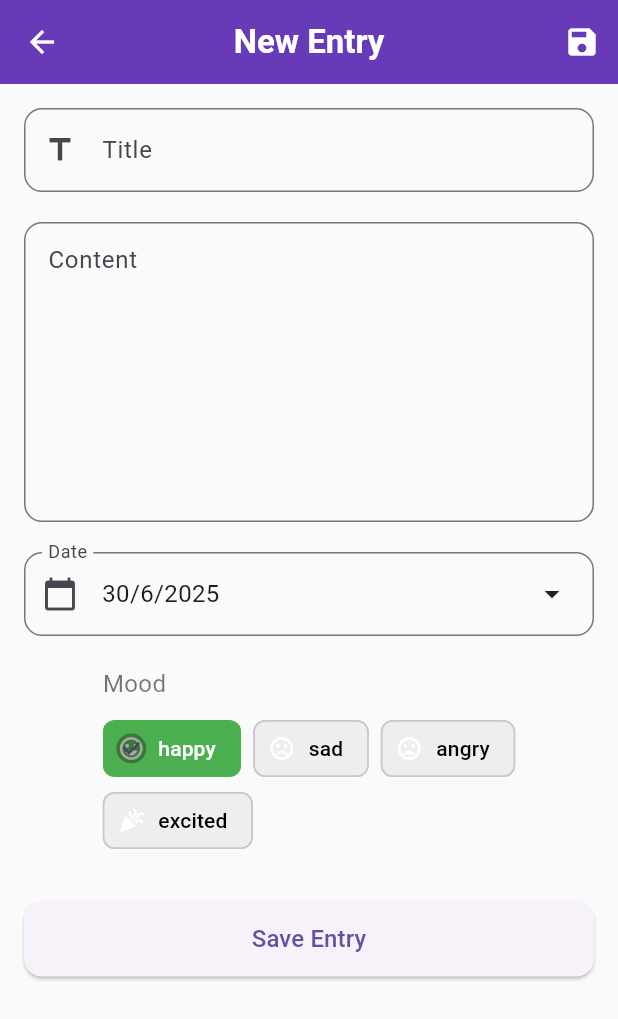
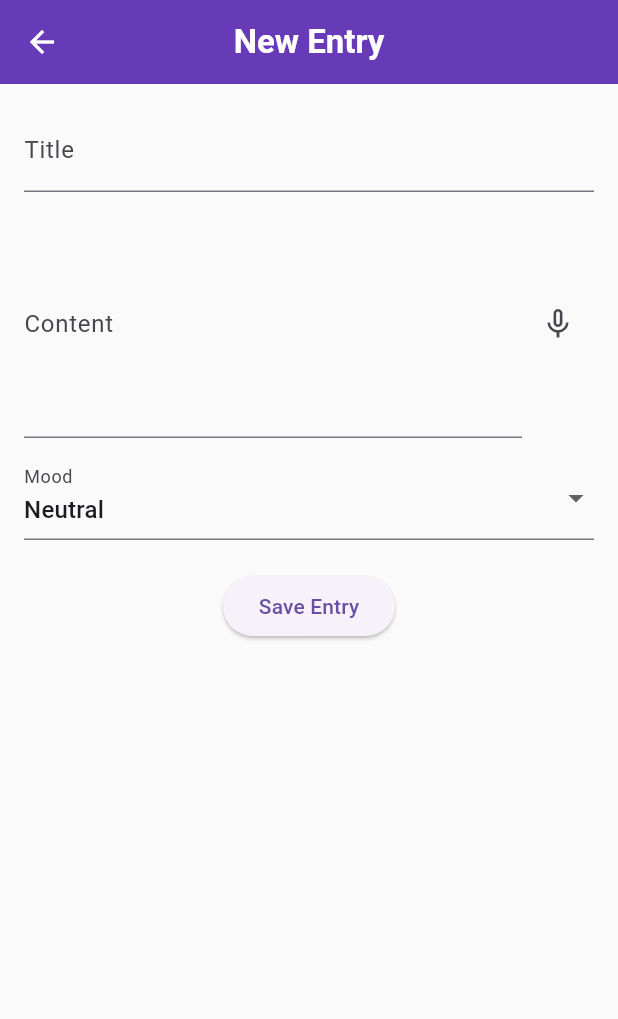
Before and after one commit to Iqmal312/mydiary, a Flutter app: the screen it shows after launch, after a tap on the "add" icon, on a phone screen of 412 x 824 dp. Shown: the top 1019 px of the screen. Run offline on Flutter 3.47's test engine with Material 3 defaults, Android fonts, the phone set to English and light mode, and no system bars; our stand-ins replace fl_chart, flutter_local_notifications, flutter_native_timezone, shared_preferences, speech_to_text, sqflite and 2 more; accounts and stored records are empty.

Commit message:
voice to text function

```diff
--- a/lib/add_entry_screen.dart
+++ b/lib/add_entry_screen.dart
@@ -1,6 +1,7 @@
 import 'package:flutter/material.dart';
+import 'package:speech_to_text/speech_to_text.dart' as stt;
+import 'diary_entry.dart';
 import 'database_helper.dart';
-import 'diary_entry.dart';
 
 class AddEntryScreen extends StatefulWidget {
   final DatabaseHelper repository;
@@ -10,27 +11,82 @@ class AddEntryScreen extends StatefulWidget {
   const AddEntryScreen({
     Key? key,
     required this.repository,
+    required this.onEntryAdded,
     this.entryToEdit,
-    required this.onEntryAdded,
   }) : super(key: key);
+
   @override
   State<AddEntryScreen> createState() => _AddEntryScreenState();
 }
 
 class _AddEntryScreenState extends State<AddEntryScreen> {
   final _formKey = GlobalKey<FormState>();
-  late final TextEditingController _titleController;
-  late final TextEditingController _contentController;
-  late DateTime _selectedDate;
-  late String _selectedMood;
+  final TextEditingController _titleController = TextEditingController();
+  final TextEditingController _contentController = TextEditingController();
+  String _selectedMood = 'Neutral';
+  bool _isListening = false;
+  late stt.SpeechToText _speech;
 
   @override
   void initState() {
     super.initState();
-    _titleController = TextEditingController(text: widget.entryToEdit?.title ?? '');
-    _contentController = TextEditingController(text: widget.entryToEdit?.content ?? '');
-    _selectedDate = widget.entryToEdit?.date ?? DateTime.now();
-    _selectedMood = widget.entryToEdit?.mood ?? 'happy';
+    _speech = stt.SpeechToText();
+    if (widget.entryToEdit != null) {
+      _titleController.text = widget.entryToEdit!.title;
+      _contentController.text = widget.entryToEdit!.content;
+      _selectedMood = widget.entryToEdit!.mood;
+    }
+  }
+
+  Future<void> _startListening() async {
+    bool available = await _speech.initialize(
+      onStatus: (status) => setState(() => _isListening = status == 'listening'),
+      onError: (error) => print('Speech error: $error'),
+    );
+
+    if (available) {
+      _speech.listen(
+        onResult: (result) {
+          setState(() {
+            _contentController.text += result.recognizedWords + ' ';
+          });
+        },
+      );
+    }
+  }
+
+  void _stopListening() {
+    _speech.stop();
+    setState(() => _isListening = false);
+  }
+
+  Future<void> _saveEntry() async {
+    if (_formKey.currentState!.validate()) {
+      final newEntry = DiaryEntry(
+        id: widget.entryToEdit?.id ?? DiaryEntry.generateId(),
+        title: _titleController.text,
+        content: _contentController.text,
+        date: DateTime.now(),
+        mood: _selectedMood,
+      );
+
+      if (widget.entryToEdit == null) {
+        await widget.repository.insertEntry(newEntry);
+      } else {
+        await widget.repository.updateEntry(newEntry);
+      }
+
+      widget.onEntryAdded();
+      Navigator.pop(context);
+    }
+  }
+
+  @override
+  void dispose() {
+    _titleController.dispose();
+    _contentController.dispose();
+    _speech.stop();
+    super.dispose();
   }
 
   @override
@@ -38,72 +94,50 @@ class _AddEntryScreenState extends State<AddEntryScreen> {
     return Scaffold(
       appBar: AppBar(
         title: Text(widget.entryToEdit == null ? 'New Entry' : 'Edit Entry'),
-        actions: [
-          IconButton(
-            icon: const Icon(Icons.save),
-            onPressed: _saveEntry,
-          ),
-        ],
       ),
-      body: SingleChildScrollView(
-        padding: const EdgeInsets.all(16),
+      body: Padding(
+        padding: const EdgeInsets.all(16.0),
         child: Form(
           key: _formKey,
           child: Column(
             children: [
               TextFormField(
                 controller: _titleController,
-                decoration: InputDecoration(
-                  labelText: 'Title',
-                  border: OutlineInputBorder(
-                    borderRadius: BorderRadius.circular(12),
+                decoration: const InputDecoration(labelText: 'Title'),
+                validator: (value) => value == null || value.isEmpty ? 'Please enter a title' : null,
+              ),
+              const SizedBox(height: 12),
+              Row(
+                children: [
+                  Expanded(
+                    child: TextFormField(
+                      controller: _contentController,
+                      decoration: const InputDecoration(labelText: 'Content'),
+                      maxLines: 5,
+                      validator: (value) => value == null || value.isEmpty ? 'Please enter content' : null,
+                    ),
                   ),
-                  prefixIcon: const Icon(Icons.title),
-                ),
-                style: const TextStyle(fontSize: 16),
-                validator: (value) {
-                  if (value == null || value.isEmpty) {
-                    return 'Please enter a title';
-                  }
-                  return null;
+                  IconButton(
+                    icon: Icon(_isListening ? Icons.mic : Icons.mic_none),
+                    onPressed: _isListening ? _stopListening : _startListening,
+                  ),
+                ],
+              ),
+              const SizedBox(height: 12),
+              DropdownButtonFormField<String>(
+                value: _selectedMood,
+                decoration: const InputDecoration(labelText: 'Mood'),
+                items: ['Happy', 'Sad', 'Excited', 'Angry', 'Neutral'].map((mood) {
+                  return DropdownMenuItem(value: mood, child: Text(mood));
+                }).toList(),
+                onChanged: (value) {
+                  if (value != null) setState(() => _selectedMood = value);
                 },
               ),
               const SizedBox(height: 20),
-              TextFormField(
-                controller: _contentController,
-                decoration: InputDecoration(
-                  labelText: 'Content',
-                  border: OutlineInputBorder(
-                    borderRadius: BorderRadius.circular(12),
-                  ),
-                  alignLabelWithHint: true,
-                ),
-                maxLines: 8,
-                style: const TextStyle(fontSize: 14),
-                validator: (value) {
-                  if (value == null || value.isEmpty) {
-                    return 'Please enter some content';
-                  }
-                  return null;
-                },
-              ),
-              const SizedBox(height: 20),
-              _buildDatePicker(context),
-              const SizedBox(height: 20),
-              _buildMoodSelector(),
-              const SizedBox(height: 30),
               ElevatedButton(
                 onPressed: _saveEntry,
-                style: ElevatedButton.styleFrom(
-                  minimumSize: const Size(double.infinity, 50),
-                  shape: RoundedRectangleBorder(
-                    borderRadius: BorderRadius.circular(12),
-                  ),
-                ),
-                child: const Text(
-                  'Save Entry',
-                  style: TextStyle(fontSize: 16),
-                ),
+                child: const Text('Save Entry'),
               ),
             ],
           ),
@@ -111,121 +145,4 @@ class _AddEntryScreenState extends State<AddEntryScreen> {
       ),
     );
   }
-
-  Widget _buildDatePicker(BuildContext context) {
-    return InkWell(
-      onTap: () => _selectDate(context),
-      child: InputDecorator(
-        decoration: InputDecoration(
-          labelText: 'Date',
-          border: OutlineInputBorder(
-            borderRadius: BorderRadius.circular(12),
-          ),
-          prefixIcon: const Icon(Icons.calendar_today),
-        ),
-        child: Row(
-          mainAxisAlignment: MainAxisAlignment.spaceBetween,
-          children: [
-            Text(
-              '${_selectedDate.day}/${_selectedDate.month}/${_selectedDate.year}',
-              style: const TextStyle(fontSize: 16),
-            ),
-            const Icon(Icons.arrow_drop_down),
-          ],
-        ),
-      ),
-    );
-  }
-
-  Widget _buildMoodSelector() {
-    const moods = {
-      'happy': {'icon': Icons.sentiment_very_satisfied, 'color': Colors.green},
-      'sad': {'icon': Icons.sentiment_very_dissatisfied, 'color': Colors.blue},
-      'angry': {'icon': Icons.mood_bad, 'color': Colors.red},
-      'excited': {'icon': Icons.celebration, 'color': Colors.orange},
-    };
-
-    return Column(
-      crossAxisAlignment: CrossAxisAlignment.start,
-      children: [
-        const Text(
-          'Mood',
-          style: TextStyle(fontSize: 16, color: Colors.black54),
-        ),
-        const SizedBox(height: 8),
-        Wrap(
-          spacing: 8,
-          children: moods.entries.map((mood) {
-            return ChoiceChip(
-              label: Text(mood.key),
-              selected: _selectedMood == mood.key,
-              onSelected: (selected) {
-                setState(() {
-                  _selectedMood = mood.key;
-                });
-              },
-              avatar: Icon(
-                mood.value['icon'] as IconData,
-                color: Colors.white,
-              ),
-              backgroundColor: Colors.grey[200],
-              selectedColor: mood.value['color'] as Color,
-              labelStyle: TextStyle(
-                color: _selectedMood == mood.key ? Colors.white : Colors.black,
-              ),
-            );
-          }).toList(),
-        ),
-      ],
-    );
-  }
-
-  Future<void> _selectDate(BuildContext context) async {
-    final DateTime? picked = await showDatePicker(
-      context: context,
-      initialDate: _selectedDate,
-      firstDate: DateTime(2000),
-      lastDate: DateTime(2100),
-      builder: (context, child) {
-        return Theme(
-          data: Theme.of(context).copyWith(
-            colorScheme: const ColorScheme.light(
-              primary: Colors.deepPurple,
-              onPrimary: Colors.white,
-              onSurface: Colors.black,
-            ),
-          ),
-          child: child!,
-        );
-      },
-    );
-    if (picked != null && picked != _selectedDate) {
-      setState(() {
-        _selectedDate = picked;
-      });
-    }
-  }
-
-void _saveEntry() async {
-  if (_formKey.currentState!.validate()) {
-    final entry = DiaryEntry(
-      id: widget.entryToEdit?.id ?? DateTime.now().millisecondsSinceEpoch.toString(),
-      title: _titleController.text,
-      content: _contentController.text,
-      date: _selectedDate,
-      mood: _selectedMood,
-    );
-
-    if (widget.entryToEdit == null) {
-      // New entry
-      await widget.repository.insertEntry(entry);
-    } else {
-      // Edit existing
-      await widget.repository.updateEntry(entry);
-    }
-
-    widget.onEntryAdded(); // ✅ Reload entries in calendar_view.dart
-    Navigator.pop(context); // ✅ Then return to previous screen
-  }
 }
-}
--- a/pubspec.yaml
+++ b/pubspec.yaml
@@ -20,6 +20,7 @@ dependencies:
   flutter_local_notifications: ^17.0.0
   timezone: ^0.9.2
   flutter_native_timezone: ^2.0.0
+  speech_to_text: ^6.6.0
 
 dev_dependencies:
   flutter_test:
```
Also changed, not shown: lib/diary_list.dart (+11 -4 lines), lib/mood_analytics_screen.dart (+74 -14 lines), pubspec.lock, 1 other file.
